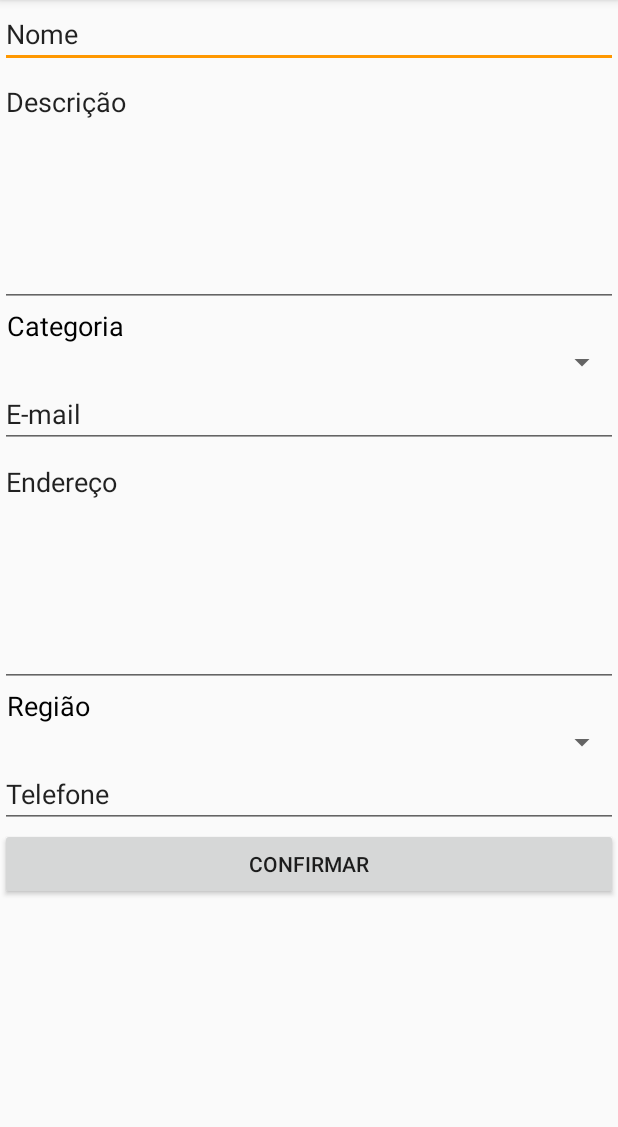
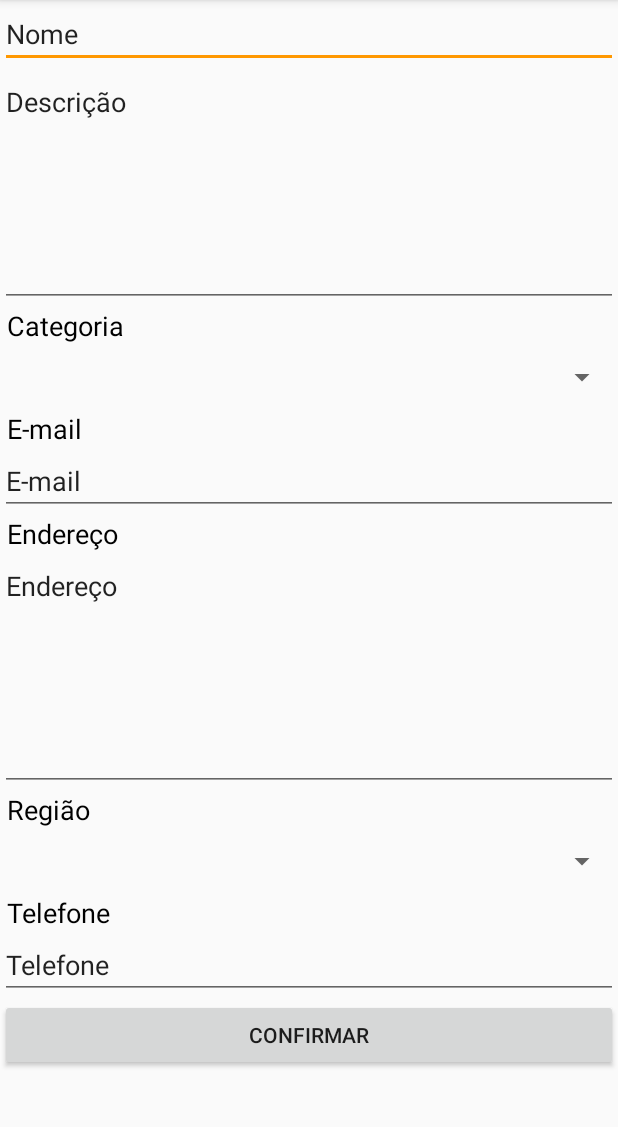
Before and after one commit to team-crossover/mobiliza, an Android app: the ProfileOngActivity screen opened directly, with no data from a screen before it, on a phone screen of 412 x 824 dp, the part 84-1211 px from its top. Run offline under Robolectric (Android 15) with nearby library versions, the phone set to English and light mode, and no system bars; 1 statement that could not run was skipped.

Commit message:
Adição de text view

```diff
--- a/App/app/src/main/res/layout/activity_profile_ong.xml
+++ b/App/app/src/main/res/layout/activity_profile_ong.xml
@@ -49,7 +49,7 @@
             <Spinner
                 android:id="@+id/spCategoria"
                 android:layout_width="match_parent"
-                android:layout_height="wrap_content" />
+                android:layout_height="44dp" />
 
             <!--<RadioGroup-->
                 <!--android:id="@+id/rgCategoria"-->
@@ -94,6 +94,14 @@
                     <!--android:text="Turismo" />-->
             <!--</RadioGroup>-->
 
+            <TextView
+                android:id="@+id/textViewEmail"
+                android:layout_width="match_parent"
+                android:layout_height="wrap_content"
+                android:text=" E-mail"
+                android:textColor="@color/common_google_signin_btn_text_dark_focused"
+                android:textSize="18sp" />
+
             <EditText
                 android:id="@+id/ongEmailText"
                 android:layout_width="match_parent"
@@ -105,6 +113,14 @@
                 android:scrollbarStyle="insideInset"
                 android:scrollbars="vertical"
                 android:text="E-mail" />
+
+            <TextView
+                android:id="@+id/textViewEndereco"
+                android:layout_width="match_parent"
+                android:layout_height="wrap_content"
+                android:text=" Endereço"
+                android:textColor="@color/common_google_signin_btn_text_dark_focused"
+                android:textSize="18sp" />
 
             <EditText
                 android:id="@+id/ongEnderecoText"
@@ -129,7 +145,7 @@
             <Spinner
                 android:id="@+id/spRegiao"
                 android:layout_width="match_parent"
-                android:layout_height="wrap_content" />
+                android:layout_height="44dp" />
 
             <!--<RadioGroup-->
                 <!--android:id="@+id/rgRegiao"-->
@@ -180,6 +196,14 @@
                     <!--android:text="Suldoeste" />-->
             <!--</RadioGroup>-->
 
+            <TextView
+                android:id="@+id/textViewTelefone"
+                android:layout_width="match_parent"
+                android:layout_height="wrap_content"
+                android:text=" Telefone"
+                android:textColor="@color/common_google_signin_btn_text_dark_focused"
+                android:textSize="18sp" />
+
             <EditText
                 android:id="@+id/ongTelefoneText"
                 android:layout_width="match_parent"
```
